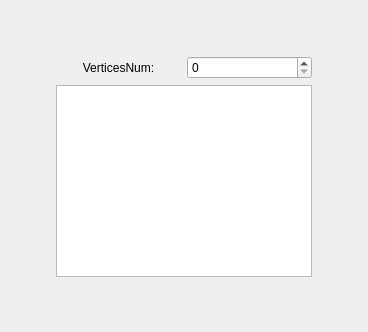
First picture: the form in ShrikeDxf/PolylineAttributeWidget.ui, repository whisper512/ShrikeDxf-V0.1, before the edit.
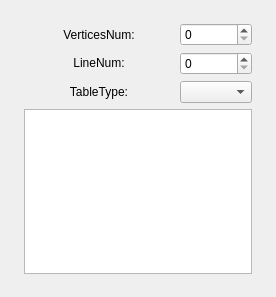
Second picture: the form after the edit.

What changed in the file:
```diff
--- a/ShrikeDxf/PolylineAttributeWidget.ui
+++ b/ShrikeDxf/PolylineAttributeWidget.ui
@@ -6,45 +6,21 @@
    <rect>
     <x>0</x>
     <y>0</y>
-    <width>368</width>
-    <height>332</height>
+    <width>276</width>
+    <height>297</height>
    </rect>
   </property>
   <property name="windowTitle">
    <string>CPolylineAttributeWidget</string>
   </property>
   <layout class="QGridLayout" name="gridLayout">
-   <item row="1" column="0">
-    <spacer name="horizontalSpacer_2">
-     <property name="orientation">
-      <enum>Qt::Orientation::Horizontal</enum>
-     </property>
-     <property name="sizeHint" stdset="0">
-      <size>
-       <width>40</width>
-       <height>20</height>
-      </size>
-     </property>
-    </spacer>
-   </item>
-   <item row="1" column="2">
-    <spacer name="horizontalSpacer">
-     <property name="orientation">
-      <enum>Qt::Orientation::Horizontal</enum>
-     </property>
-     <property name="sizeHint" stdset="0">
-      <size>
-       <width>40</width>
-       <height>20</height>
-      </size>
-     </property>
-    </spacer>
-   </item>
    <item row="1" column="1">
+    <layout class="QVBoxLayout" name="verticalLayout_3">
+     <item>
+      <layout class="QHBoxLayout" name="horizontalLayout">
+       <item>
     <layout class="QVBoxLayout" name="verticalLayout">
      <item>
-      <layout class="QHBoxLayout" name="horizontalLayout" stretch="5,5">
-       <item>
         <widget class="QLabel" name="label">
          <property name="sizePolicy">
           <sizepolicy hsizetype="Expanding" vsizetype="Preferred">
@@ -64,8 +40,58 @@
         </widget>
        </item>
        <item>
+          <widget class="QLabel" name="label_Linenum">
+           <property name="sizePolicy">
+            <sizepolicy hsizetype="Expanding" vsizetype="Preferred">
+             <horstretch>0</horstretch>
+             <verstretch>0</verstretch>
+            </sizepolicy>
+           </property>
+           <property name="layoutDirection">
+            <enum>Qt::LayoutDirection::LeftToRight</enum>
+           </property>
+           <property name="text">
+            <string>LineNum:</string>
+           </property>
+           <property name="alignment">
+            <set>Qt::AlignmentFlag::AlignCenter</set>
+           </property>
+          </widget>
+         </item>
+         <item>
+          <widget class="QLabel" name="label_tableType">
+           <property name="sizePolicy">
+            <sizepolicy hsizetype="Expanding" vsizetype="Preferred">
+             <horstretch>0</horstretch>
+             <verstretch>0</verstretch>
+            </sizepolicy>
+           </property>
+           <property name="layoutDirection">
+            <enum>Qt::LayoutDirection::LeftToRight</enum>
+           </property>
+           <property name="text">
+            <string>TableType:</string>
+           </property>
+           <property name="alignment">
+            <set>Qt::AlignmentFlag::AlignCenter</set>
+           </property>
+          </widget>
+         </item>
+        </layout>
+       </item>
+       <item>
+        <layout class="QVBoxLayout" name="verticalLayout_2">
+         <item>
         <widget class="QSpinBox" name="spinBox"/>
        </item>
+         <item>
+          <widget class="QSpinBox" name="spinBox_Linenum"/>
+         </item>
+         <item>
+          <widget class="QComboBox" name="comboBox"/>
+         </item>
+        </layout>
+       </item>
       </layout>
      </item>
      <item>
@@ -73,6 +99,19 @@
      </item>
     </layout>
    </item>
+   <item row="1" column="2">
+    <spacer name="horizontalSpacer_2">
+     <property name="orientation">
+      <enum>Qt::Orientation::Horizontal</enum>
+     </property>
+     <property name="sizeHint" stdset="0">
+      <size>
+       <width>40</width>
+       <height>20</height>
+      </size>
+     </property>
+    </spacer>
+   </item>
    <item row="2" column="1">
     <spacer name="verticalSpacer">
      <property name="orientation">
@@ -86,6 +125,19 @@
      </property>
     </spacer>
    </item>
+   <item row="1" column="0">
+    <spacer name="horizontalSpacer">
+     <property name="orientation">
+      <enum>Qt::Orientation::Horizontal</enum>
+     </property>
+     <property name="sizeHint" stdset="0">
+      <size>
+       <width>40</width>
+       <height>20</height>
+      </size>
+     </property>
+    </spacer>
+   </item>
    <item row="0" column="1">
     <spacer name="verticalSpacer_2">
      <property name="orientation">
```
Lines whose indentation alone changed are shown as unchanged.
